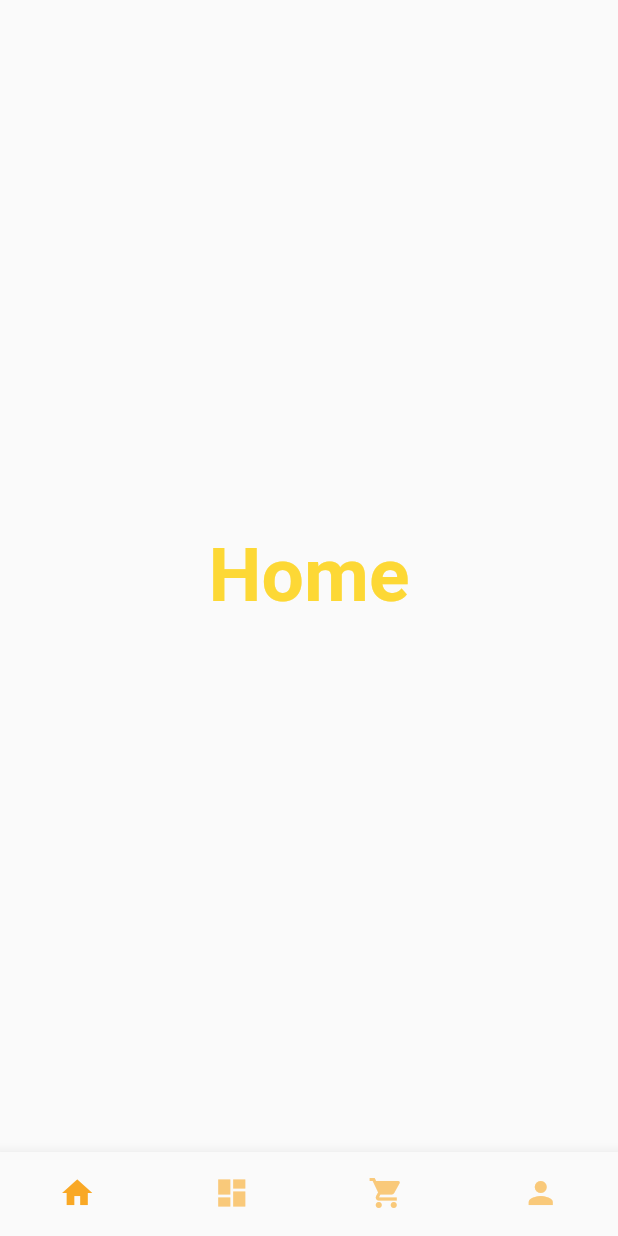
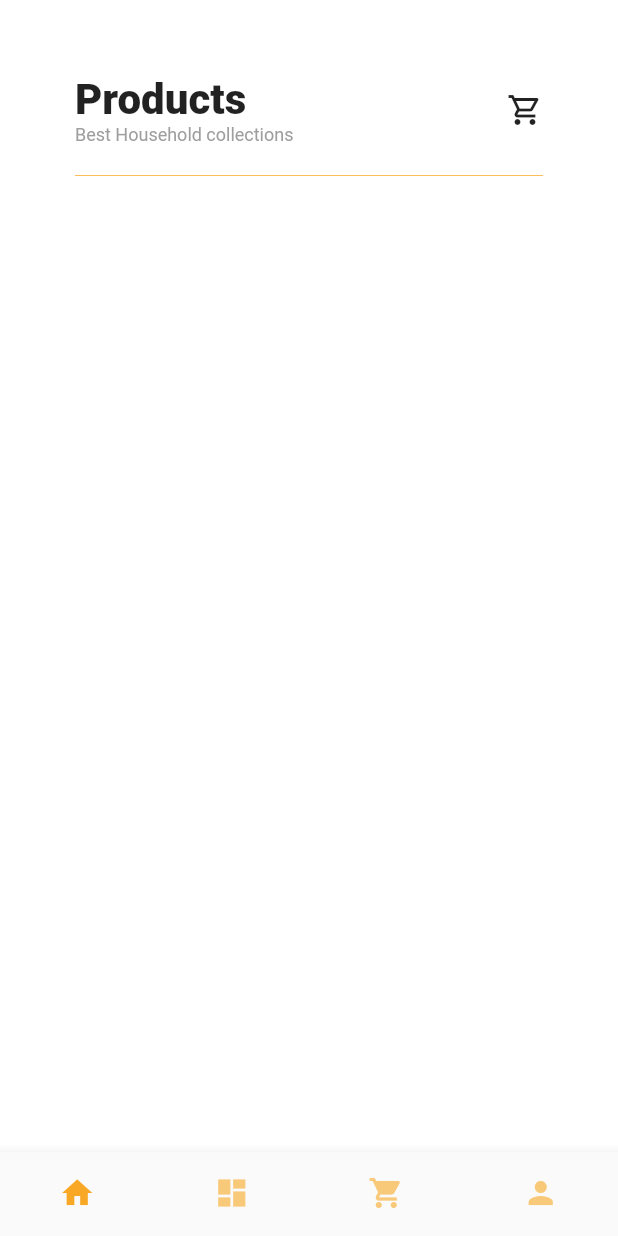
Before and after one commit to Nayemuzzaman/flutter_ui_furniture, a Flutter app: the screen it shows after launch, on a phone screen of 412 x 824 dp. Run offline on Flutter 3.47's test engine with Material 2 defaults, Android fonts, the phone set to English and light mode, and no system bars.

Commit message:
AppBar design

```diff
--- /dev/null
+++ b/lib/screens/home_page.dart
@@ -0,0 +1,54 @@
+import 'package:flutter/material.dart';
+
+class HomePage extends StatefulWidget {
+  const HomePage({Key? key}) : super(key: key);
+
+  @override
+  State<HomePage> createState() => _HomePageState();
+}
+
+class _HomePageState extends State<HomePage> {
+  @override
+  Widget build(BuildContext context) {
+    return Scaffold(
+      backgroundColor: Colors.white,
+      body: Padding(
+        padding: const EdgeInsets.all(50.0),
+        child: Column(
+          children: [
+            homeAppBar(),
+            Divider(
+              height: 40,
+              color: Colors.yellow.shade800,
+              thickness: 0.5,
+            ),
+          ],
+        ),
+      ),
+    );
+  }
+
+  Widget homeAppBar() => Row(
+    mainAxisAlignment: MainAxisAlignment.spaceBetween,
+    children: [
+      Column(
+        crossAxisAlignment: CrossAxisAlignment.start,
+        children: const [
+          Text(
+            "Products",
+          style: TextStyle(
+            fontSize: 28,
+            fontWeight: FontWeight.w800,
+          ),),
+          Text(
+            "Best Household collections",
+          style: TextStyle(
+            fontSize: 12,
+            color: Colors.grey
+          ),)
+        ],
+      ),
+      const Icon(Icons.shopping_cart_outlined),
+    ],
+  );
+}
--- a/lib/screens/house_bottom_nav.dart
+++ b/lib/screens/house_bottom_nav.dart
@@ -1,4 +1,5 @@
 import 'package:flutter/material.dart';
+import 'package:flutter_ui_furniture/screens/home_page.dart';
 
 class HouseBottomNav extends StatefulWidget {
   const HouseBottomNav({Key? key}) : super(key: key);
@@ -9,43 +10,43 @@ class HouseBottomNav extends StatefulWidget {
 
 class _HouseBottomNavState extends State<HouseBottomNav> {
   int _currentIndex = 0;
+  // body part
   Widget getWidgets(index) {
     switch (index) {
       case 0:
-        return  Center(
-          child: Text("Home",
+        return const HomePage();
+      case 1:
+        return Center(
+          child: Text(
+            "Dashboard",
             style: TextStyle(
               fontWeight: FontWeight.bold,
               color: Colors.yellow.shade600,
               fontSize: 50,
-          ),),
+            ),
+          ),
         );
-      case 1:
-        return  Center(
-          child: Text("Dashboard",
+      case 2:
+        return Center(
+          child: Text(
+            "Cart",
             style: TextStyle(
               fontWeight: FontWeight.bold,
               color: Colors.yellow.shade600,
               fontSize: 50,
-          ),),
+            ),
+          ),
         );
-      case 2:
-        return  Center(
-          child: Text("Cart",
+      case 3:
+        return Center(
+          child: Text(
+            "Profile",
             style: TextStyle(
               fontWeight: FontWeight.bold,
               color: Colors.yellow.shade600,
               fontSize: 50,
-          ),),
-        );
-      case 3:
-        return  Center(
-          child: Text("Profile",
-          style: TextStyle(
-            fontWeight: FontWeight.bold,
-            color: Colors.yellow.shade600,
-            fontSize: 50,
-          ),),
+            ),
+          ),
         );
     }
     return Container();
```
Lines whose indentation alone changed are shown as unchanged.
